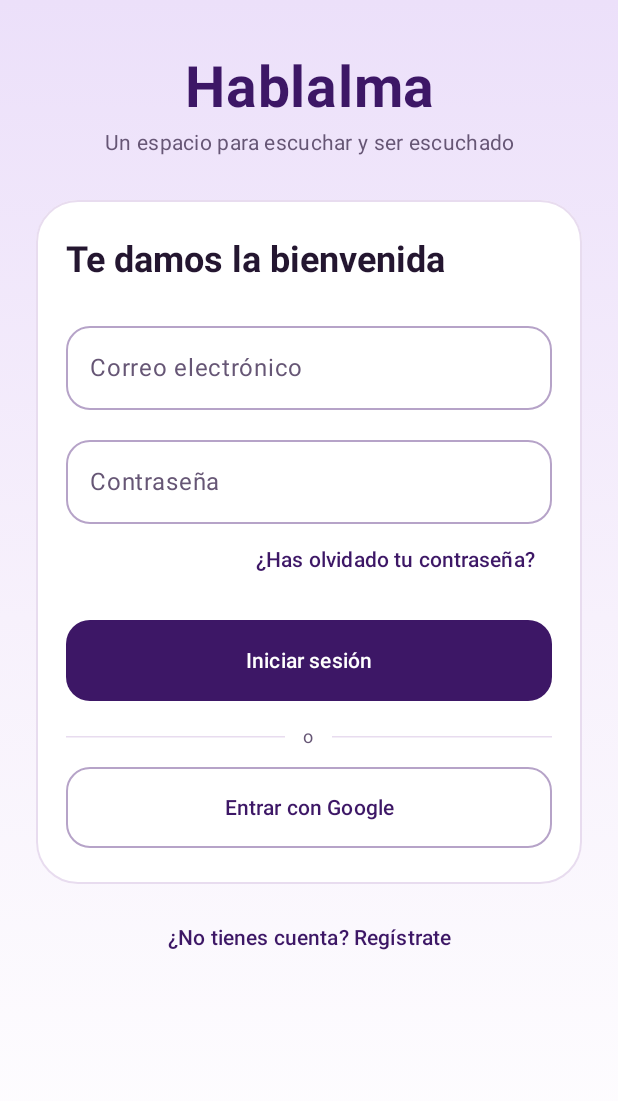
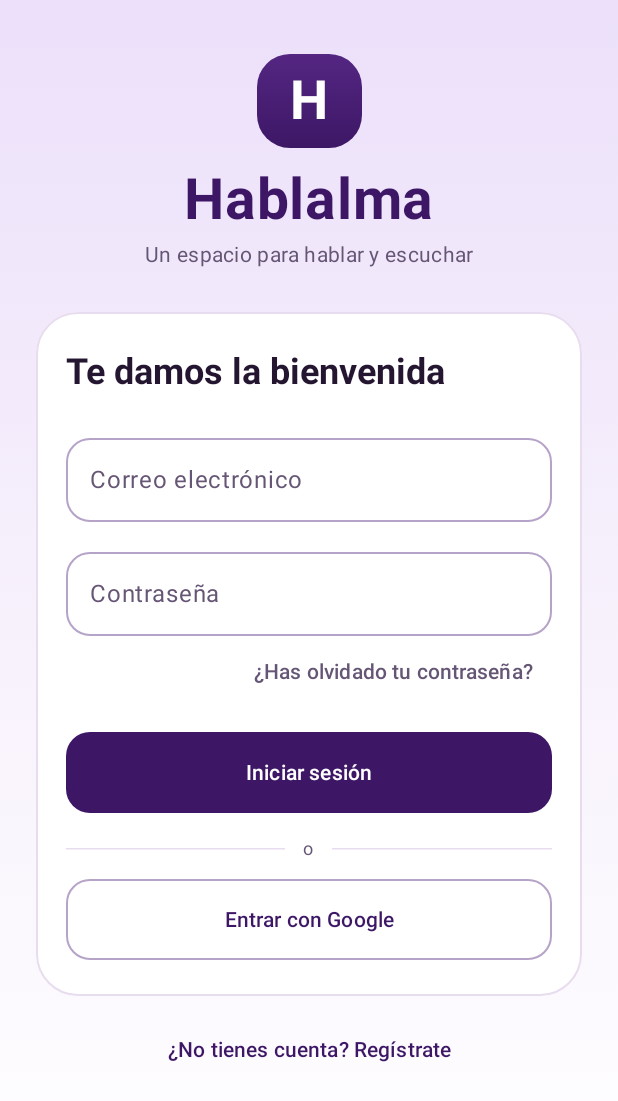
Before and after one commit to Giovanny0071/Hablalma, an Android app built with Jetpack Compose: the composable LoginScreen shown on its own in the app's theme, on a phone screen of 412 x 824 dp. Shown: the top 1101 px of the screen. Run offline under Robolectric (Android 15) with nearby library versions, the phone set to English and light mode, and no system bars; our stand-ins replace Firebase (no records; nobody signed in at launch, a user with empty details on screens opened directly).

Commit message:
cambio de parametros del login

```diff
--- a/app/src/main/java/com/example/hablalma/ui/theme/Screens/LoginScreen/LoginScreen.kt
+++ b/app/src/main/java/com/example/hablalma/ui/theme/Screens/LoginScreen/LoginScreen.kt
@@ -1,5 +1,6 @@
-package com.example.hablalma.ui.theme.Screens.LoginScreen
+package com.example.hablalma.ui.theme.Login
 
+import android.widget.Toast
 import androidx.compose.foundation.BorderStroke
 import androidx.compose.foundation.background
 import androidx.compose.foundation.border
@@ -15,14 +16,17 @@ import androidx.compose.ui.Alignment
 import androidx.compose.ui.Modifier
 import androidx.compose.ui.graphics.Brush
 import androidx.compose.ui.graphics.Color
+import androidx.compose.ui.platform.LocalContext
 import androidx.compose.ui.text.font.FontWeight
 import androidx.compose.ui.text.input.KeyboardType
 import androidx.compose.ui.text.input.PasswordVisualTransformation
 import androidx.compose.ui.text.input.VisualTransformation
 import androidx.compose.ui.text.style.TextAlign
-import androidx.compose.ui.tooling.preview.Preview
 import androidx.compose.ui.unit.dp
 import androidx.compose.ui.unit.sp
+import androidx.lifecycle.compose.collectAsStateWithLifecycle
+import androidx.navigation.NavHostController
+import com.example.hablalma.ui.theme.Screens.LoginScreen.LoginViewModel
 
 private val MoradoOscuro = Color(0xFF3D1766)
 private val Lavanda = Color(0xFFF7F1FC)
@@ -35,16 +39,35 @@ private val FormaTarjeta = RoundedCornerShape(28.dp)
 
 @Composable
 fun LoginScreen(
-    onIniciarSesion: (correo: String, contrasena: String) -> Unit = { _, _ -> },
-    onCrearCuenta: (nombre: String, correo: String, contrasena: String) -> Unit =
-        { _, _, _ -> },
-    onRecuperarContrasena: (correo: String) -> Unit = {},
-    onGoogleClick: (enRegistro: Boolean) -> Unit = {}
+    navController: NavHostController,
+    loginViewModel: LoginViewModel = LoginViewModel()
 ) {
+    val context = LocalContext.current
+    val isLoading by loginViewModel.isLoading.collectAsStateWithLifecycle()
+    val loginSuccess by loginViewModel.loginSuccess.collectAsStateWithLifecycle()
+    val errorMessage by loginViewModel.errorMessage.collectAsStateWithLifecycle()
+    val googleToastMessage by loginViewModel.googleToastMessage.collectAsStateWithLifecycle()
+
     var enRegistro by rememberSaveable { mutableStateOf(false) }
     var nombre by rememberSaveable { mutableStateOf("") }
     var correo by rememberSaveable { mutableStateOf("") }
     var contrasena by remember { mutableStateOf("") }
+
+    LaunchedEffect(loginSuccess) {
+        if (loginSuccess) {
+            navController.navigate("inicio") {
+                popUpTo("login") { inclusive = true }
+                launchSingleTop = true
+            }
+        }
+    }
+
+    LaunchedEffect(googleToastMessage) {
+        googleToastMessage?.let { mensaje ->
+            Toast.makeText(context, mensaje, Toast.LENGTH_SHORT).show()
+            loginViewModel.consumeGoogleToastMessage()
+        }
+    }
 
     Column(
         modifier = Modifier
@@ -83,89 +106,153 @@ fun LoginScreen(
 
             Column(verticalArrangement = Arrangement.spacedBy(12.dp)) {
                 if (enRegistro) {
-                    SeccionNombre(
-                        nombre = nombre,
-                        onNombreChange = { nombre = it }
-                    )
+                    SeccionNombre(nombre = nombre, onNombreChange = { nombre = it })
                 }
 
-                SeccionCorreo(
-                    correo = correo,
-                    onCorreoChange = { correo = it }
-                )
+                SeccionCorreo(correo = correo, onCorreoChange = { correo = it })
 
                 SeccionContrasena(
                     contrasena = contrasena,
-                    onContrasenaChange = { contrasena = it },
-                    enRegistro = enRegistro
+                    onContrasenaChange = { contrasena = it }
                 )
             }
 
             if (!enRegistro) {
-                SeccionRecuperarContrasena(
-                    onClick = { onRecuperarContrasena(correo.trim()) },
-                    modifier = Modifier.align(Alignment.End)
+                TextButton(
+                    onClick = {},
+                    enabled = false,
+                    modifier = Modifier.align(Alignment.End),
+                    colors = ButtonDefaults.textButtonColors(
+                        disabledContentColor = TextoSecundario
+                    )
+                ) {
+                    Text("¿Has olvidado tu contraseña?")
+                }
+            }
+
+            Spacer(Modifier.height(16.dp))
+
+            Button(
+                onClick = {
+                    if (enRegistro) {
+                        loginViewModel.registerWithEmail(correo.trim(), contrasena)
+                    } else {
+                        loginViewModel.loginWithEmail(correo.trim(), contrasena)
+                    }
+                },
+                enabled = !isLoading,
+                modifier = Modifier.fillMaxWidth().heightIn(min = 54.dp),
+                shape = FormaCampo,
+                colors = ButtonDefaults.buttonColors(
+                    containerColor = MoradoOscuro,
+                    contentColor = Color.White
+                )
+            ) {
+                Text(
+                    text = if (enRegistro) "Crear cuenta" else "Iniciar sesión",
+                    fontWeight = FontWeight.SemiBold
                 )
             }
 
             Spacer(Modifier.height(16.dp))
 
-            BotonPrincipal(
-                texto = if (enRegistro) "Crear cuenta" else "Iniciar sesión",
-                onClick = {
-                    if (enRegistro) {
-                        onCrearCuenta(nombre.trim(), correo.trim(), contrasena)
-                    } else {
-                        onIniciarSesion(correo.trim(), contrasena)
-                    }
-                }
-            )
+            SeparadorGoogle()
 
-            Spacer(Modifier.height(16.dp))
+            Spacer(Modifier.height(12.dp))
 
-            SeccionGoogle(
-                enRegistro = enRegistro,
-                onClick = { onGoogleClick(enRegistro) }
-            )
+            OutlinedButton(
+                onClick = { loginViewModel.launchGoogle(context, enRegistro) },
+                enabled = !isLoading,
+                modifier = Modifier.fillMaxWidth().heightIn(min = 54.dp),
+                shape = FormaCampo,
+                border = BorderStroke(1.dp, BordeCampo),
+                colors = ButtonDefaults.outlinedButtonColors(
+                    contentColor = MoradoOscuro
+                )
+            ) {
+                Text(
+                    text = if (enRegistro) "Registrarme con Google" else "Entrar con Google",
+                    fontWeight = FontWeight.SemiBold,
+                    textAlign = TextAlign.Center
+                )
+            }
+
+            if (isLoading) {
+                Spacer(Modifier.height(16.dp))
+
+                CircularProgressIndicator(
+                    modifier = Modifier.align(Alignment.CenterHorizontally).size(24.dp),
+                    color = MoradoOscuro,
+                    strokeWidth = 2.dp
+                )
+            }
+
+            errorMessage?.let { mensaje ->
+                Spacer(Modifier.height(12.dp))
+                Text(mensaje, color = MaterialTheme.colorScheme.error)
+            }
         }
 
-        SeccionCambiarFormulario(
-            enRegistro = enRegistro,
+        TextButton(
             onClick = {
                 enRegistro = !enRegistro
                 contrasena = ""
-            }
-        )
+            },
+            enabled = !isLoading,
+            modifier = Modifier.padding(top = 12.dp),
+            colors = ButtonDefaults.textButtonColors(contentColor = MoradoOscuro)
+        ) {
+            Text(
+                text = if (enRegistro) {
+                    "¿Ya tienes cuenta? Inicia sesión"
+                } else {
+                    "¿No tienes cuenta? Regístrate"
+                },
+                textAlign = TextAlign.Center
+            )
+        }
     }
 }
 
 @Composable
 private fun CabeceraHablalma() {
     Column(horizontalAlignment = Alignment.CenterHorizontally) {
+        Text(
+            text = "H",
+            modifier = Modifier
+                .background(
+                    brush = Brush.verticalGradient(
+                        colors = listOf(Color(0xFF542682), MoradoOscuro)
+                    ),
+                    shape = RoundedCornerShape(22.dp)
+                )
+                .padding(horizontal = 22.dp, vertical = 10.dp),
+            color = Color.White,
+            fontSize = 36.sp,
+            fontWeight = FontWeight.Bold
+        )
+
+        Spacer(Modifier.height(12.dp))
 
         Text(
             text = "Hablalma",
             color = MoradoOscuro,
             fontSize = 38.sp,
-            fontWeight = FontWeight.Bold,
-            textAlign = TextAlign.Center
+            fontWeight = FontWeight.Bold
         )
 
         Text(
-            text = "Un espacio para escuchar y ser escuchado",
-            modifier = Modifier.padding(top = 4.dp),
+            text = "Un espacio para hablar y escuchar",
             color = TextoSecundario,
             style = MaterialTheme.typography.bodyMedium,
-            textAlign = TextAlign.Center
+            textAlign = TextAlign.Center,
+            modifier = Modifier.padding(top = 4.dp)
         )
     }
 }
 
 @Composable
-private fun SeccionNombre(
-    nombre: String,
-    onNombreChange: (String) -> Unit
-) {
+private fun SeccionNombre(nombre: String, onNombreChange: (String) -> Unit) {
     CampoFormulario(
         valor = nombre,
         etiqueta = "Nombre",
@@ -174,10 +261,7 @@ private fun SeccionNombre(
 }
 
 @Composable
-private fun SeccionCorreo(
-    correo: String,
-    onCorreoChange: (String) -> Unit
-) {
+private fun SeccionCorreo(correo: String, onCorreoChange: (String) -> Unit) {
     CampoFormulario(
         valor = correo,
         etiqueta = "Correo electrónico",
@@ -189,14 +273,13 @@ private fun SeccionCorreo(
 @Composable
 private fun SeccionContrasena(
     contrasena: String,
-    onContrasenaChange: (String) -> Unit,
-    enRegistro: Boolean
+    onContrasenaChange: (String) -> Unit
 ) {
     CampoFormulario(
         valor = contrasena,
         etiqueta = "Contraseña",
         onValueChange = onContrasenaChange,
-        tipoTeclado = if (enRegistro) KeyboardType.Password else KeyboardType.Password,
+        tipoTeclado = KeyboardType.Password,
         transformacion = PasswordVisualTransformation()
     )
 }
@@ -233,101 +316,14 @@ private fun CampoFormulario(
 }
 
 @Composable
-private fun SeccionRecuperarContrasena(
-    onClick: () -> Unit,
-    modifier: Modifier = Modifier
-) {
-    TextButton(onClick = onClick, modifier = modifier) {
-        Text(
-            text = "¿Has olvidado tu contraseña?",
-            color = MoradoOscuro,
-            textAlign = TextAlign.End
-        )
-    }
-}
-
-@Composable
-private fun BotonPrincipal(
-    texto: String,
-    onClick: () -> Unit
-) {
-    Button(
-        onClick = onClick,
-        modifier = Modifier.fillMaxWidth().heightIn(min = 54.dp),
-        shape = FormaCampo,
-        colors = ButtonDefaults.buttonColors(
-            containerColor = MoradoOscuro,
-            contentColor = Color.White
-        )
-    ) {
-        Text(text = texto, fontWeight = FontWeight.SemiBold)
-    }
-}
-
-@Composable
-private fun SeccionGoogle(
-    enRegistro: Boolean,
-    onClick: () -> Unit
-) {
+private fun SeparadorGoogle() {
     Row(
         modifier = Modifier.fillMaxWidth(),
         verticalAlignment = Alignment.CenterVertically,
         horizontalArrangement = Arrangement.spacedBy(12.dp)
     ) {
         HorizontalDivider(modifier = Modifier.weight(1f), color = BordeSuave)
-        Text(
-            text = "o",
-            color = TextoSecundario,
-            style = MaterialTheme.typography.bodySmall
-        )
+        Text("o", color = TextoSecundario, style = MaterialTheme.typography.bodySmall)
         HorizontalDivider(modifier = Modifier.weight(1f), color = BordeSuave)
     }
-
-    Spacer(Modifier.height(12.dp))
-
-    OutlinedButton(
-        onClick = onClick,
-        modifier = Modifier.fillMaxWidth().heightIn(min = 54.dp),
-        shape = FormaCampo,
-        border = BorderStroke(1.dp, BordeCampo),
-        colors = ButtonDefaults.outlinedButtonColors(
-            containerColor = Color.White,
-            contentColor = MoradoOscuro
-        )
-    ) {
-        Text(
-            text = if (enRegistro) "Registrarme con Google" else "Entrar con Google",
-            fontWeight = FontWeight.SemiBold,
-            textAlign = TextAlign.Center
-        )
-    }
 }
-
-@Composable
-private fun SeccionCambiarFormulario(
-    enRegistro: Boolean,
-    onClick: () -> Unit
-) {
-    TextButton(
-        onClick = onClick,
-        modifier = Modifier.padding(top = 12.dp)
-    ) {
-        Text(
-            text = if (enRegistro) {
-                "¿Ya tienes cuenta? Inicia sesión"
-            } else {
-                "¿No tienes cuenta? Regístrate"
-            },
-            color = MoradoOscuro,
-            textAlign = TextAlign.Center
-        )
-    }
-}
-
-@Preview(showBackground = true, widthDp = 390, heightDp = 820)
-@Composable
-private fun LoginScreenPreview() {
-    MaterialTheme {
-        LoginScreen()
-    }
-}
```
